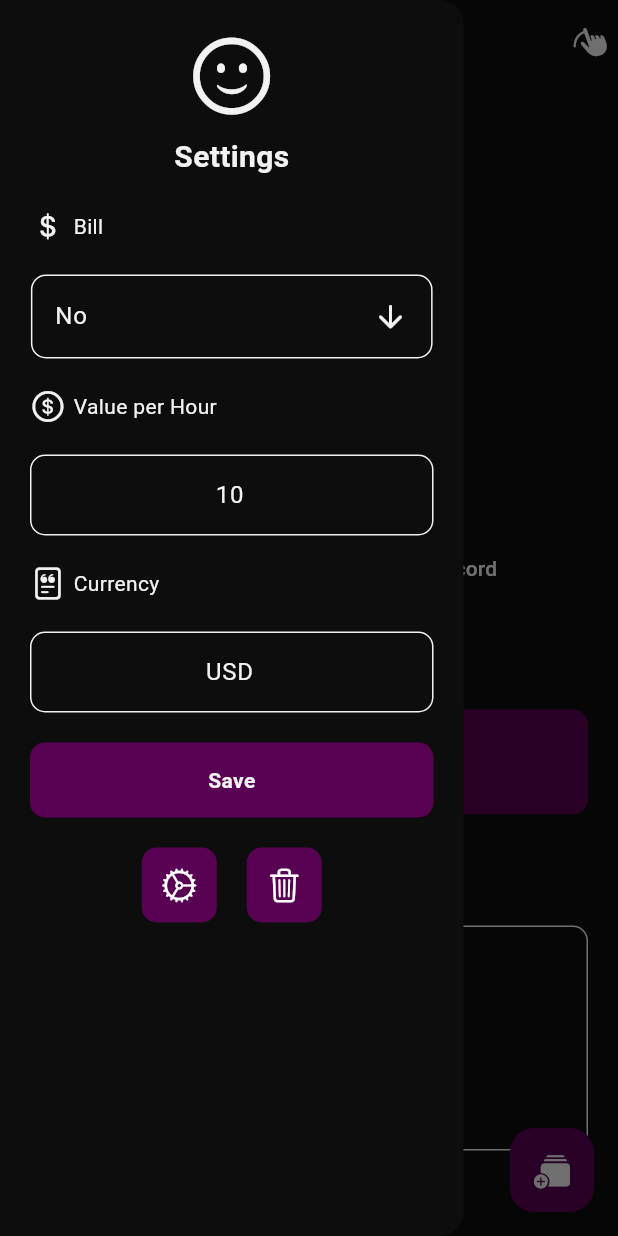
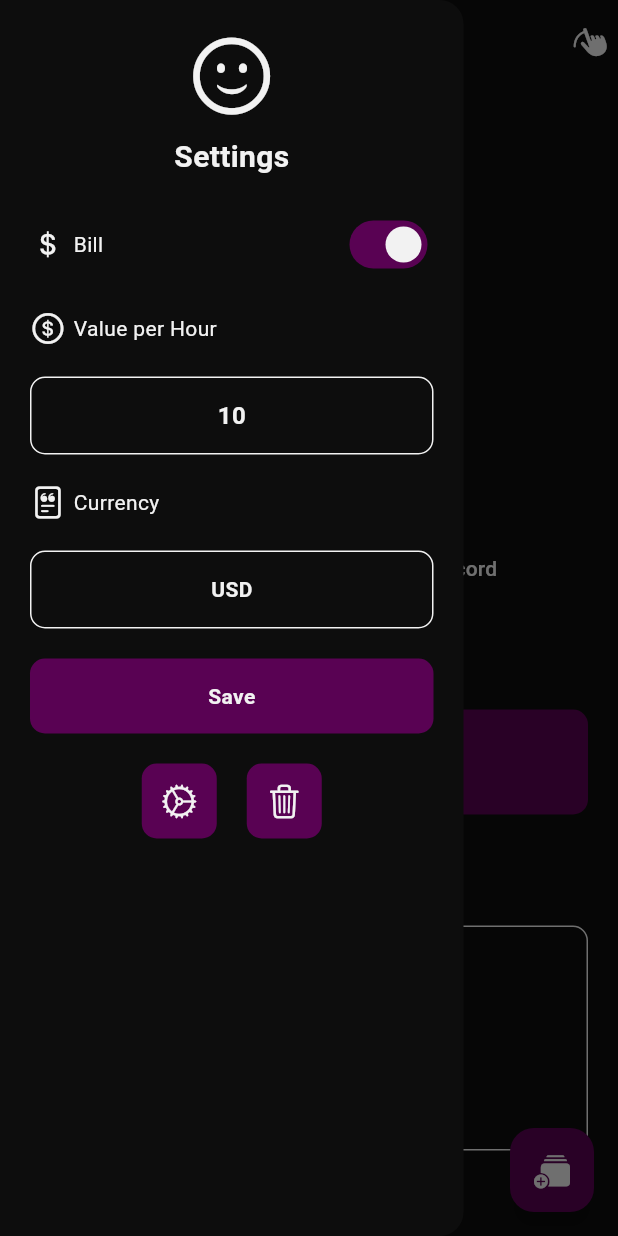
Before and after one commit to Corro-Kun/Project-TrackBuzz, a Flutter app: the ProjectInformation screen opened directly with empty values, with the side drawer open, on a phone screen of 412 x 824 dp. Run offline on Flutter 3.47's test engine with Material 3 defaults, Android fonts, the phone set to English and light mode, and no system bars; our stand-ins replace bloc, flutter_bloc, flutter_colorpicker, get_it, google_nav_bar, image_picker and 2 more; accounts and stored records are empty.

Commit message:
update style in drawer_setting.dart

```diff
--- a/lib/features/project/presentation/widgets/drawer_setting.dart
+++ b/lib/features/project/presentation/widgets/drawer_setting.dart
@@ -2,6 +2,9 @@ import 'package:flutter/cupertino.dart';
 import 'package:flutter/material.dart';
 import 'package:provider/provider.dart';
 import 'package:trackbuzz/core/setting/theme_notifier.dart';
+import 'package:trackbuzz/features/project/presentation/widgets/AlerDialogText.dart';
+import 'package:trackbuzz/shared/widgets/adjustments_announced.dart';
+import 'package:trackbuzz/shared/widgets/switch_custom.dart';
 import 'package:trackbuzz/utils/l10n/app_localizations.dart';
 
 class DrawerSetting extends StatelessWidget {
@@ -44,161 +47,110 @@ class DrawerSetting extends StatelessWidget {
               ),
             ),
             Padding(
-              padding: const EdgeInsets.all(20),
+              padding: const EdgeInsets.only(left: 20, right: 20, top: 20),
               child: Row(
+                mainAxisAlignment: MainAxisAlignment.spaceBetween,
                 children: [
-                  Icon(
-                    CupertinoIcons.money_dollar,
-                    color: Theme.of(context).colorScheme.secondary,
+                  AdjustmentsAnnounced(
+                    icon: CupertinoIcons.money_dollar,
+                    text: loc?.translate('bill') ?? 'Bill',
                   ),
-                  SizedBox(width: 5),
-                  Text(
-                    loc?.translate('bill') ?? 'Bill',
-                    style: TextStyle(
-                      color: Theme.of(context).colorScheme.secondary,
-                      fontSize: 14,
-                    ),
-                  ),
+                  SwitchCustom(),
                 ],
               ),
             ),
             Padding(
-              padding: const EdgeInsets.only(right: 20, left: 20),
-              child: DropdownMenu<String>(
-                dropdownMenuEntries: [
-                  DropdownMenuEntry(
-                    value: '0',
-                    label: loc?.translate('no') ?? 'No',
-                    labelWidget: Text(
-                      loc?.translate('no') ?? 'No',
-                      style: TextStyle(
-                        color: Theme.of(context).colorScheme.secondary,
+              padding: const EdgeInsets.all(20),
+              child: AdjustmentsAnnounced(
+                icon: CupertinoIcons.money_dollar_circle,
+                text: loc?.translate('value_per_hour') ?? 'Value per Hour',
               ),
             ),
+            Padding(
+              padding: const EdgeInsets.only(right: 20, left: 20),
+              child: GestureDetector(
+                onTap:
+                    () => showDialog(
+                      context: context,
+                      builder: (context) {
+                        return StatefulBuilder(
+                          builder: (context, setState) {
+                            return Alerdialogtext(
+                              title:
+                                  loc?.translate('update_value') ??
+                                  'Update Value',
+                              controller: _valueController,
+                            );
+                          },
+                        );
+                      },
                     ),
-                  DropdownMenuEntry(
-                    value: '1',
-                    label: loc?.translate('yes') ?? 'Yes',
-                    labelWidget: Text(
-                      loc?.translate('yes') ?? 'Yes',
-                      style: TextStyle(
-                        color: Theme.of(context).colorScheme.secondary,
-                      ),
-                    ),
-                  ),
-                ],
-                initialSelection: '0',
-                width: MediaQuery.of(context).size.width * 0.65,
-                textStyle: TextStyle(
-                  color: Theme.of(context).colorScheme.secondary,
-                ),
-                trailingIcon: Icon(
-                  Icons.arrow_downward_rounded,
-                  color: Theme.of(context).colorScheme.secondary,
-                ),
-                inputDecorationTheme: InputDecorationTheme(
-                  enabledBorder: OutlineInputBorder(
+                child: Container(
+                  height: 52,
+                  decoration: BoxDecoration(
                     borderRadius: BorderRadius.circular(10),
-                    borderSide: BorderSide(
+                    border: BoxBorder.all(
                       color: Theme.of(context).colorScheme.secondary,
                       width: 1,
                     ),
                   ),
-                ),
-                onSelected: (String? value) {
-                  if (value != null) {}
-                },
-              ),
-            ),
-            Padding(
-              padding: const EdgeInsets.all(20),
-              child: Row(
-                children: [
-                  Icon(
-                    CupertinoIcons.money_dollar_circle,
+                  child: Center(
+                    child: Text(
+                      _valueController.text,
+                      style: TextStyle(
+                        fontWeight: FontWeight.bold,
                         color: Theme.of(context).colorScheme.secondary,
-                  ),
-                  SizedBox(width: 5),
-                  Text(
-                    loc?.translate('value_per_hour') ?? 'Value per Hour',
-                    style: TextStyle(
-                      color: Theme.of(context).colorScheme.secondary,
-                      fontSize: 14,
-                    ),
-                  ),
-                ],
-              ),
-            ),
-            Padding(
-              padding: const EdgeInsets.only(right: 20, left: 20),
-              child: TextField(
-                controller: _valueController,
-                decoration: InputDecoration(
-                  contentPadding: const EdgeInsets.all(15),
-                  enabledBorder: OutlineInputBorder(
-                    borderRadius: BorderRadius.circular(10),
-                    borderSide: BorderSide(
-                      color: Theme.of(context).colorScheme.secondary,
-                      width: 1,
-                    ),
-                  ),
-                  focusedBorder: OutlineInputBorder(
-                    borderRadius: BorderRadius.circular(10),
-                    borderSide: BorderSide(
-                      color: Theme.of(context).colorScheme.secondary,
-                      width: 1,
+                        fontSize: 16,
                       ),
                     ),
                   ),
-                textAlign: TextAlign.center,
-                style: TextStyle(
-                  color: Theme.of(context).colorScheme.secondary,
                 ),
               ),
             ),
             Padding(
               padding: const EdgeInsets.all(20),
-              child: Row(
-                children: [
-                  Icon(
-                    CupertinoIcons.doc_append,
-                    color: Theme.of(context).colorScheme.secondary,
-                  ),
-                  SizedBox(width: 5),
-                  Text(
-                    loc?.translate('currency') ?? 'Currency',
-                    style: TextStyle(
-                      color: Theme.of(context).colorScheme.secondary,
-                      fontSize: 14,
-                    ),
-                  ),
-                ],
+              child: AdjustmentsAnnounced(
+                icon: CupertinoIcons.doc_append,
+                text: loc?.translate('currency') ?? 'Currency',
               ),
             ),
             Padding(
               padding: const EdgeInsets.only(right: 20, left: 20),
-              child: TextField(
+              child: GestureDetector(
+                onTap:
+                    () => showDialog(
+                      context: context,
+                      builder: (context) {
+                        return StatefulBuilder(
+                          builder: (context, setState) {
+                            return Alerdialogtext(
+                              title:
+                                  loc?.translate('change_currency') ??
+                                  'Change Currency',
                               controller: _currencyController,
-                decoration: InputDecoration(
-                  contentPadding: const EdgeInsets.all(15),
-                  enabledBorder: OutlineInputBorder(
+                            );
+                          },
+                        );
+                      },
+                    ),
+                child: Container(
+                  height: 52,
+                  decoration: BoxDecoration(
                     borderRadius: BorderRadius.circular(10),
-                    borderSide: BorderSide(
+                    border: BoxBorder.all(
                       color: Theme.of(context).colorScheme.secondary,
                       width: 1,
                     ),
                   ),
-                  focusedBorder: OutlineInputBorder(
-                    borderRadius: BorderRadius.circular(10),
-                    borderSide: BorderSide(
+                  child: Center(
+                    child: Text(
+                      _currencyController.text,
+                      style: TextStyle(
+                        fontWeight: FontWeight.bold,
                         color: Theme.of(context).colorScheme.secondary,
-                      width: 1,
                       ),
                     ),
                   ),
-                textAlign: TextAlign.center,
-                style: TextStyle(
-                  color: Theme.of(context).colorScheme.secondary,
                 ),
               ),
             ),
@@ -237,7 +189,12 @@ class DrawerSetting extends StatelessWidget {
                         color: Theme.of(context).colorScheme.primary,
                         borderRadius: BorderRadius.circular(10),
                       ),
-                      child: Center(child: Icon(CupertinoIcons.settings)),
+                      child: Center(
+                        child: Icon(
+                          CupertinoIcons.settings,
+                          color: Theme.of(context).colorScheme.secondary,
+                        ),
+                      ),
                     ),
                   ),
                   SizedBox(width: 20),
@@ -249,7 +206,12 @@ class DrawerSetting extends StatelessWidget {
                         color: Theme.of(context).colorScheme.primary,
                         borderRadius: BorderRadius.circular(10),
                       ),
-                      child: Center(child: Icon(CupertinoIcons.trash)),
+                      child: Center(
+                        child: Icon(
+                          CupertinoIcons.trash,
+                          color: Theme.of(context).colorScheme.secondary,
+                        ),
+                      ),
                     ),
                   ),
                 ],
--- /dev/null
+++ b/lib/shared/widgets/adjustments_announced.dart
@@ -0,0 +1,28 @@
+import 'package:flutter/material.dart';
+
+class AdjustmentsAnnounced extends StatelessWidget {
+  final IconData icon;
+  final String text;
+  const AdjustmentsAnnounced({
+    super.key,
+    required this.icon,
+    required this.text,
+  });
+
+  @override
+  Widget build(BuildContext context) {
+    return Row(
+      children: [
+        Icon(icon, color: Theme.of(context).colorScheme.secondary),
+        SizedBox(width: 5),
+        Text(
+          text,
+          style: TextStyle(
+            color: Theme.of(context).colorScheme.secondary,
+            fontSize: 14,
+          ),
+        ),
+      ],
+    );
+  }
+}
--- /dev/null
+++ b/lib/shared/widgets/switch_custom.dart
@@ -0,0 +1,42 @@
+import 'package:flutter/material.dart';
+import 'package:flutter/widgets.dart';
+
+class SwitchCustom extends StatefulWidget {
+  const SwitchCustom({super.key});
+
+  @override
+  State<SwitchCustom> createState() => _SwitchCustomState();
+}
+
+class _SwitchCustomState extends State<SwitchCustom> {
+  bool light = true;
+
+  @override
+  Widget build(BuildContext context) {
+    WidgetStateProperty<Color?> trackColor =
+        WidgetStateProperty<Color?>.fromMap(<WidgetStatesConstraint, Color>{
+          WidgetState.selected: Theme.of(context).colorScheme.primary,
+        });
+
+    final WidgetStateProperty<Color?> overlayColor =
+        WidgetStateProperty<Color?>.fromMap(<WidgetState, Color>{
+          WidgetState.selected: Theme.of(
+            context,
+          ).colorScheme.primary.withOpacity(0.54),
+          WidgetState.disabled: Theme.of(context).colorScheme.secondary,
+        });
+    return Switch(
+      value: light,
+      overlayColor: overlayColor,
+      trackColor: trackColor,
+      thumbColor: WidgetStatePropertyAll<Color>(
+        Theme.of(context).colorScheme.secondary,
+      ),
+      onChanged: (bool value) {
+        setState(() {
+          light = value;
+        });
+      },
+    );
+  }
+}
--- a/lib/utils/l10n/app_localizations_en.dart
+++ b/lib/utils/l10n/app_localizations_en.dart
@@ -24,6 +24,9 @@ class AppLocalizationsEn {
     'bill': 'Bill',
     'value_per_hour': 'Value per Hour',
     'currency': 'Currency',
+    'update_value': 'Update Value',
+    'change_currency': 'Change Currency',
+    'accept': 'Accept',
     'yes': 'Si',
     'no': 'No',
     'record': 'Record',
--- a/lib/utils/l10n/app_localizations_es.dart
+++ b/lib/utils/l10n/app_localizations_es.dart
@@ -24,6 +24,9 @@ class AppLocalizationsEs {
     'bill': 'Facturar',
     'value_per_hour': 'Valor por Hora',
     'currency': 'Moneda',
+    'update_value': 'Actualizar el Valor',
+    'change_currency': 'Cambiar Moneda',
+    'accept': 'Aceptar',
     'yes': 'Yes',
     'no': 'No',
     'record': 'Historial',
```
Also changed, not shown: lib/features/project/presentation/widgets/AlerDialogText.dart (added, +79 -0 lines), lib/shared/widgets/change_color.dart (+12 -3 lines), lib/shared/widgets/drawer_custom.dart (+10 -45 lines). Lines whose indentation alone changed are shown as unchanged.
